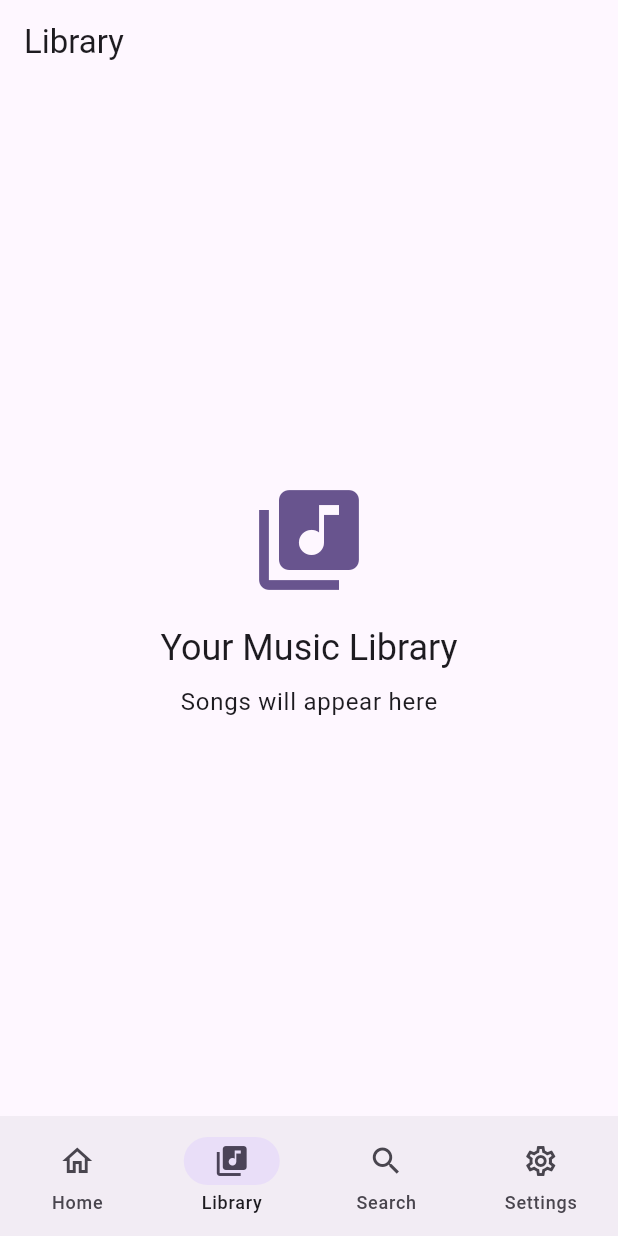
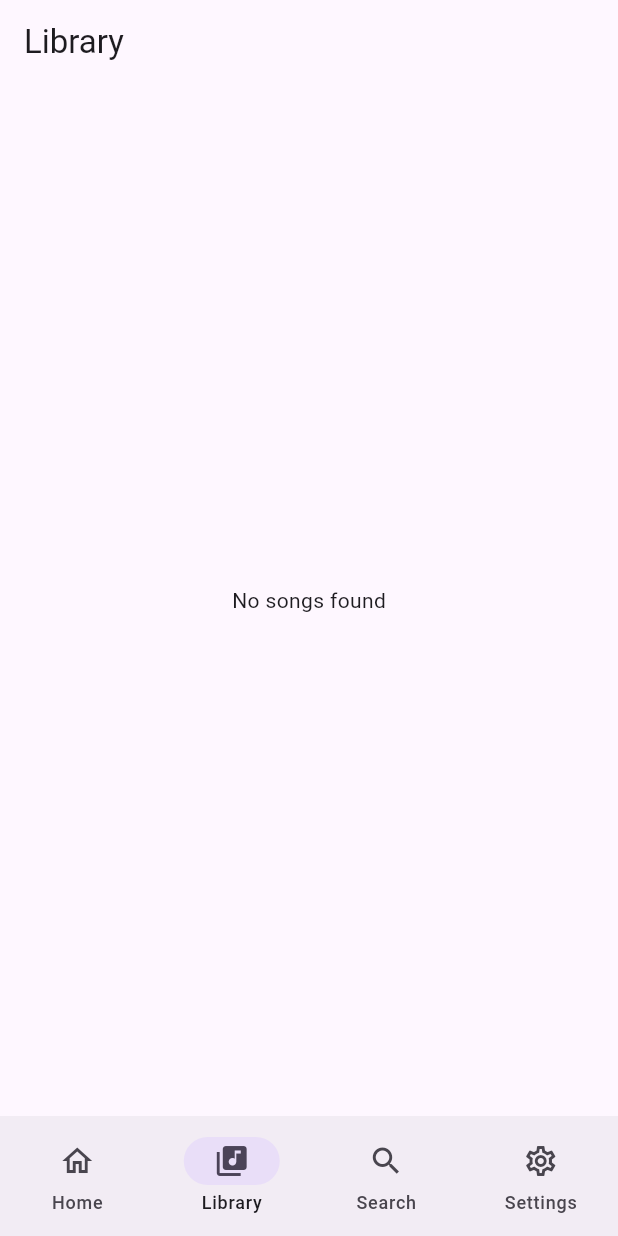
Before and after one commit to AmitSharma94/flute, a Flutter app: the screen it shows after launch, item 2 of the bottom bar chosen, on a phone screen of 412 x 824 dp. Run offline on Flutter 3.47's test engine with Material 3 defaults, Android fonts, the phone set to English and light mode, and no system bars; our stand-ins replace flutter_riverpod, go_router, on_audio_query.

Commit message:
some more work

```diff
--- a/lib/features/library/presentation/pages/library_page.dart
+++ b/lib/features/library/presentation/pages/library_page.dart
@@ -1,35 +1,58 @@
 import 'package:flutter/material.dart';
+import 'package:flutter_riverpod/flutter_riverpod.dart';
 
-class LibraryPage extends StatelessWidget {
+import '../../../music/providers/music_provider.dart';
+
+class LibraryPage extends ConsumerWidget {
   const LibraryPage({super.key});
 
   @override
-  Widget build(BuildContext context) {
+  Widget build(BuildContext context, WidgetRef ref) {
+    final songs = ref.watch(songsProvider);
+
     return Scaffold(
       appBar: AppBar(
         title: const Text('Library'),
       ),
-      body: Center(
-        child: Column(
-          mainAxisAlignment: MainAxisAlignment.center,
-          children: [
-            Icon(
-              Icons.library_music,
-              size: 80,
-              color: Theme.of(context).colorScheme.primary,
+      body: songs.when(
+        data: (list) {
+          if (list.isEmpty) {
+            return const Center(
+              child: Text('No songs found'),
+            );
+          }
+
+          return ListView.builder(
+            itemCount: list.length,
+            itemBuilder: (context, index) {
+              final song = list[index];
+
+              return Card(
+                child: ListTile(
+                  leading: const Icon(
+                    Icons.music_note,
+                  ),
+                  title: Text(song.title),
+                  subtitle: Text(song.artist),
+                ),
+              );
+            },
+          );
+        },
+
+        error: (error, stack) {
+          return Center(
+            child: Text(
+              error.toString(),
             ),
-            const SizedBox(height: 16),
-            Text(
-              'Your Music Library',
-              style: Theme.of(context).textTheme.headlineSmall,
-            ),
-            const SizedBox(height: 8),
-            Text(
-              'Songs will appear here',
-              style: Theme.of(context).textTheme.bodyLarge,
-            ),
-          ],
-        ),
+          );
+        },
+
+        loading: () {
+          return const Center(
+            child: CircularProgressIndicator(),
+          );
+        },
       ),
     );
   }
--- /dev/null
+++ b/lib/features/music/providers/music_provider.dart
@@ -0,0 +1,20 @@
+import 'package:flutter_riverpod/flutter_riverpod.dart';
+
+import '../data/models/song_model.dart';
+import '../data/services/audio_scanner_service.dart';
+
+final audioScannerProvider = Provider<AudioScannerService>((ref) {
+  return AudioScannerService();
+});
+
+final songsProvider = FutureProvider<List<FluteSong>>((ref) async {
+  final scanner = ref.read(audioScannerProvider);
+
+  final permission = await scanner.requestPermission();
+
+  if (!permission) {
+    return [];
+  }
+
+  return scanner.getSongs();
+});
```
Also changed, not shown: 1 other file.
